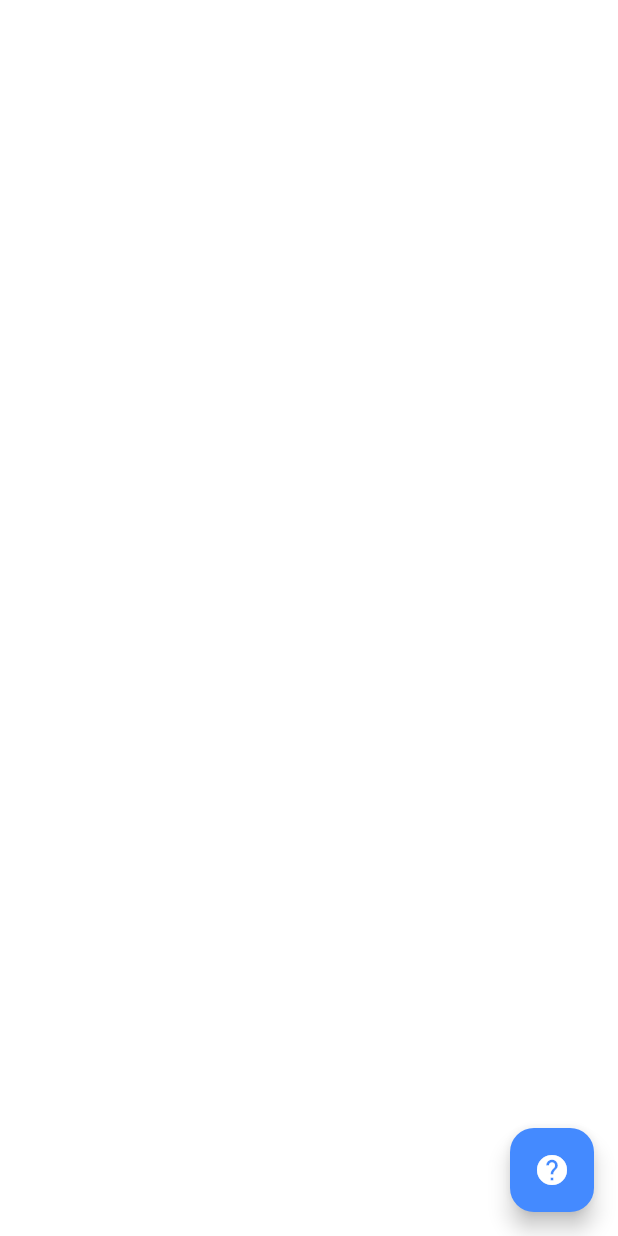
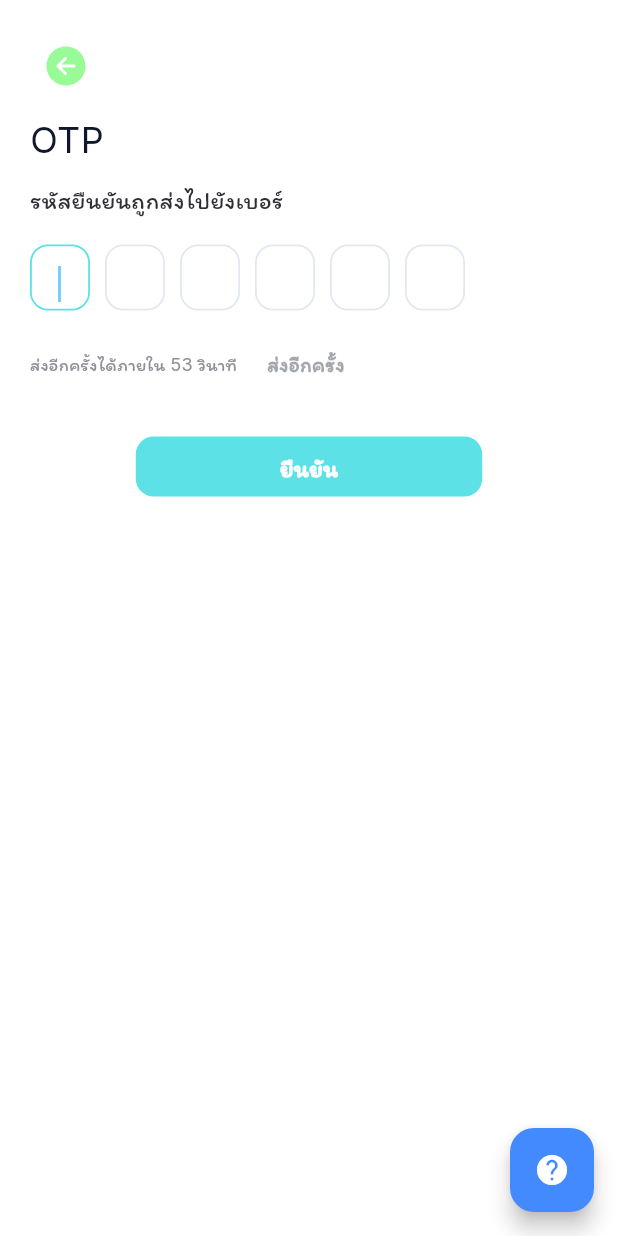
Before and after one commit to Fujipp/chat2date-mobile-app, a Flutter app: the screen it shows after launch, on a phone screen of 412 x 824 dp. Run offline on Flutter 3.47's test engine with Material 3 defaults, Android fonts, the phone set to English and light mode, and no system bars; our stand-ins replace flutter_svg, go_router, image_picker, percent_indicator, sliding_up_panel; project files that could hold a hidden picture were left out.

Commit message:
feat(mobile): Register (OTP - Frontend - Backend)

```diff
--- /dev/null
+++ b/frontend-mobile/chat2date/lib/config/backend_base.dart
@@ -0,0 +1,22 @@
+// lib/config/backend_base.dart
+import 'dart:io' show Platform;
+import 'package:flutter/foundation.dart' show kIsWeb;
+
+class ApiBase {
+  // อนุญาต override จาก --dart-define=API_BASE=http://...
+  static const String _defined = String.fromEnvironment(
+    'API_BASE',
+    defaultValue: 'http://192.168.1.34:8080',
+  );
+
+  static String get baseUrl {
+    if (_defined.isNotEmpty) return _defined;
+
+    if (kIsWeb) return 'http://127.0.0.1:8080'; // web dev
+    if (Platform.isAndroid) return 'http://10.0.2.2:8080'; // Android emulator
+    if (Platform.isIOS) return 'http://127.0.0.1:8080'; // iOS simulator
+
+    // เครื่องจริง (ตั้งค่าตามแลนของ Dev ทีหลัง)
+    return 'http://192.168.1.34:8080';
+  }
+}
--- a/frontend-mobile/chat2date/lib/main.dart
+++ b/frontend-mobile/chat2date/lib/main.dart
@@ -2,6 +2,8 @@ import 'package:chat2date/theme/app_theme.dart';
 import 'package:flutter/material.dart';
 
 import 'screens/index.dart';
+
+final GlobalKey<NavigatorState> rootNavigatorKey = GlobalKey<NavigatorState>();
 
 void main() {
   runApp(MyApp());
@@ -19,10 +21,10 @@ class MyApp extends StatelessWidget {
       theme: buildLightTheme(),
       navigatorKey: navigatorKey,
       initialRoute:
-          '/test', //เวลาโค้ดเปลี่ยนเป็น path ตัวเองเอาไว้แสดงหน้าของตัวเองเด้อ
+          '/otp', //เวลาโค้ดเปลี่ยนเป็น path ตัวเองเอาไว้แสดงหน้าของตัวเองเด้อ
       routes: {
         //Test
-        '/splash': (context) => const ComponentTestScreen(),
+        '/test': (context) => const ComponentTestScreen(),
 
         //Amp
         '/profileSetup': (context) => const ProfileSetupScreen(),
--- /dev/null
+++ b/frontend-mobile/chat2date/lib/screens/auth/otp_page.dart
@@ -0,0 +1,305 @@
+import 'dart:async';
+import 'package:flutter/material.dart';
+import 'package:flutter/services.dart';
+import 'package:flutter_svg/flutter_svg.dart';
+import 'package:chat2date/components/buttons/index.dart';
+import 'package:chat2date/services/backend_otp_service.dart';
+
+class OtpPage extends StatefulWidget {
+  const OtpPage({super.key});
+
+  @override
+  State<OtpPage> createState() => _OtpPageState();
+}
+
+class _OtpPageState extends State<OtpPage> {
+  final int _length = 6;
+  late List<TextEditingController> _ctls;
+  late List<FocusNode> _nodes;
+
+  String _phone = '';
+  String _token = '';
+  int _seconds = 60;
+  Timer? _timer;
+  bool _verifying = false;
+  bool _resending = false;
+
+  @override
+  void initState() {
+    super.initState();
+    _ctls = List.generate(_length, (_) => TextEditingController());
+    _nodes = List.generate(_length, (_) => FocusNode());
+    WidgetsBinding.instance.addPostFrameCallback((_) {
+      final args = ModalRoute.of(context)?.settings.arguments;
+      if (args is Map) {
+        _phone = (args['phone'] ?? '') as String;
+        _token = (args['token'] ?? '') as String;
+      }
+      _startTimer();
+      if (_nodes.isNotEmpty) _nodes.first.requestFocus();
+      setState(() {});
+    });
+  }
+
+  @override
+  void dispose() {
+    _timer?.cancel();
+    for (final c in _ctls) c.dispose();
+    for (final f in _nodes) f.dispose();
+    super.dispose();
+  }
+
+  void _startTimer() {
+    _seconds = 60;
+    _timer?.cancel();
+    _timer = Timer.periodic(const Duration(seconds: 1), (t) {
+      if (!mounted) return t.cancel();
+      setState(() {
+        _seconds--;
+        if (_seconds <= 0) {
+          _seconds = 0;
+          t.cancel();
+        }
+      });
+    });
+  }
+
+  String _code() => _ctls.map((c) => c.text).join();
+
+  void _onChanged(int index, String value) {
+    if (value.length > 1) {
+      // paste ทั้งก้อน
+      final digits = value.replaceAll(RegExp(r'\D'), '').split('');
+      for (var i = 0; i < _length && i < digits.length; i++) {
+        _ctls[i].text = digits[i];
+      }
+      final target = (digits.length >= _length) ? _length - 1 : digits.length;
+      if (target < _nodes.length) _nodes[target].requestFocus();
+      setState(() {});
+      return;
+    }
+    if (value.isNotEmpty && index < _length - 1) {
+      _nodes[index + 1].requestFocus();
+    } else if (value.isEmpty && index > 0) {
+      _nodes[index - 1].requestFocus();
+    }
+    setState(() {});
+  }
+
+  Future<void> _verify() async {
+    final code = _code();
+    if (code.length != _length) {
+      ScaffoldMessenger.of(context).showSnackBar(
+        const SnackBar(content: Text('กรุณากรอก OTP ให้ครบ 6 หลัก')),
+      );
+      return;
+    }
+    setState(() => _verifying = true);
+    try {
+      final ok = await BackendOtpService.validateOtp(token: _token, code: code);
+      if (!mounted) return;
+      if (ok) {
+        Navigator.pushReplacementNamed(context, '/idcard-scan');
+      } else {
+        ScaffoldMessenger.of(context).showSnackBar(
+          const SnackBar(content: Text('รหัสไม่ถูกต้อง กรุณาลองใหม่')),
+        );
+      }
+    } catch (e) {
+      if (!mounted) return;
+      ScaffoldMessenger.of(
+        context,
+      ).showSnackBar(SnackBar(content: Text('ยืนยันไม่สำเร็จ: $e')));
+    } finally {
+      if (mounted) setState(() => _verifying = false);
+    }
+  }
+
+  Future<void> _resend() async {
+    if (_seconds > 0 || _resending) return;
+    setState(() => _resending = true);
+    try {
+      final newToken = await BackendOtpService.sendOtp(_phone);
+      if (!mounted) return;
+      _token = newToken;
+      _startTimer();
+      ScaffoldMessenger.of(
+        context,
+      ).showSnackBar(const SnackBar(content: Text('ส่ง OTP ใหม่แล้ว')));
+    } catch (e) {
+      if (!mounted) return;
+      ScaffoldMessenger.of(
+        context,
+      ).showSnackBar(SnackBar(content: Text('ส่งใหม่ไม่สำเร็จ: $e')));
+    } finally {
+      if (mounted) setState(() => _resending = false);
+    }
+  }
+
+  String _maskPhone(String p) {
+    if (p.length != 10) return p;
+    return '${p.substring(0, 3)}-xxx-xx${p.substring(8)}';
+    // ตัวอย่าง: 081-xxx-xx89
+  }
+
+  @override
+  Widget build(BuildContext context) {
+    final masked = _maskPhone(_phone);
+
+    // แตะพื้นหลังเพื่อซ่อนคีย์บอร์ด
+    return GestureDetector(
+      onTap: () => FocusScope.of(context).unfocus(),
+      child: Scaffold(
+        backgroundColor: Colors.white,
+        resizeToAvoidBottomInset: true,
+        body: SafeArea(
+          child: SingleChildScrollView(
+            padding: EdgeInsets.only(
+              left: 20,
+              right: 20,
+              top: 20,
+              bottom: MediaQuery.of(context).viewInsets.bottom + 20,
+            ),
+            child: Column(
+              mainAxisSize: MainAxisSize.min,
+              crossAxisAlignment: CrossAxisAlignment.start,
+              children: [
+                // ปุ่มย้อนกลับ -> /phone
+                IconButton(
+                  splashRadius: 26,
+                  onPressed: () =>
+                      Navigator.pushReplacementNamed(context, '/phone'),
+                  icon: SvgPicture.asset(
+                    'assets/icons/icon_arrow-back-circle.svg',
+                    width: 32,
+                    height: 32,
+                  ),
+                ),
+
+                const SizedBox(height: 8),
+
+                // หัวข้อ
+                const Text(
+                  'OTP',
+                  style: TextStyle(
+                    color: Color(0xFF0F172A),
+                    fontSize: 24,
+                    fontFamily: 'Inter',
+                    fontWeight: FontWeight.w400,
+                  ),
+                ),
+                const SizedBox(height: 12),
+
+                // คำอธิบาย/เบอร์
+                Text(
+                  'รหัสยืนยันถูกส่งไปยังเบอร์ $masked',
+                  style: const TextStyle(
+                    color: Color(0xFF2E3036),
+                    fontSize: 16,
+                    fontFamily: 'Inter',
+                    fontWeight: FontWeight.w400,
+                  ),
+                ),
+                const SizedBox(height: 16),
+
+                // กล่อง OTP 6 ช่อง (คงเส้นขอบของช่องไว้, ตัดเฉพาะกรอบนอกหน้า)
+                SizedBox(
+                  width: 290,
+                  height: 48,
+                  child: Row(
+                    mainAxisAlignment: MainAxisAlignment.center,
+                    children: List.generate(_length, (i) {
+                      return Padding(
+                        padding: EdgeInsets.only(
+                          right: i == _length - 1 ? 0 : 10,
+                        ),
+                        child: SizedBox(
+                          width: 40,
+                          height: 44,
+                          child: TextField(
+                            controller: _ctls[i],
+                            focusNode: _nodes[i],
+                            textAlign: TextAlign.center,
+                            maxLength: 1,
+                            keyboardType: TextInputType.number,
+                            inputFormatters: [
+                              FilteringTextInputFormatter.digitsOnly,
+                            ],
+                            decoration: InputDecoration(
+                              counterText: '',
+                              filled: true,
+                              fillColor: Colors.white,
+                              enabledBorder: OutlineInputBorder(
+                                borderRadius: BorderRadius.circular(12),
+                                borderSide: const BorderSide(
+                                  width: 1.2,
+                                  color: Color(0xFFE2E8F0),
+                                ),
+                              ),
+                              focusedBorder: OutlineInputBorder(
+                                borderRadius: BorderRadius.circular(12),
+                                borderSide: const BorderSide(
+                                  width: 1.2,
+                                  color: Color(0xFF5CE1E6),
+                                ),
+                              ),
+                            ),
+                            onChanged: (v) => _onChanged(i, v),
+                          ),
+                        ),
+                      );
+                    }),
+                  ),
+                ),
+
+                const SizedBox(height: 10),
+
+                // นับถอยหลัง + ส่งอีกครั้ง
+                Row(
+                  children: [
+                    Text(
+                      _seconds > 0
+                          ? 'ส่งอีกครั้งได้ภายใน $_seconds วินาที'
+                          : 'ไม่ได้รับรหัส?',
+                      style: const TextStyle(
+                        color: Color(0xFF8F9098),
+                        fontSize: 12,
+                        fontFamily: 'Inter',
+                        fontWeight: FontWeight.w400,
+                        height: 1.4,
+                        letterSpacing: 0.15,
+                      ),
+                    ),
+                    const SizedBox(width: 8),
+                    TextButton(
+                      onPressed: (_seconds == 0 && !_resending)
+                          ? _resend
+                          : null,
+                      child: Text(_resending ? 'กำลังส่ง...' : 'ส่งอีกครั้ง'),
+                    ),
+                  ],
+                ),
+
+                const SizedBox(height: 24),
+
+                // ปุ่มยืนยัน
+                Center(
+                  child: SizedBox(
+                    width: 231,
+                    height: 40,
+                    child: DsButton(
+                      label: _verifying ? 'กำลังยืนยัน...' : 'ยืนยัน',
+                      size: DsButtonSize.md,
+                      variant: DsButtonVariant.primary,
+                      onPressed: _verifying ? null : _verify,
+                    ),
+                  ),
+                ),
+              ],
+            ),
+          ),
+        ),
+      ),
+    );
+  }
+}
--- a/frontend-mobile/chat2date/lib/screens/index.dart
+++ b/frontend-mobile/chat2date/lib/screens/index.dart
@@ -8,3 +8,5 @@ export 'profile/user_picture_screen.dart';
 export 'splash/splash_page.dart';
 export 'home/home_login_page.dart';
 export 'auth/policy_page.dart';
+export 'auth/otp_page.dart';
+export 'auth/phone_page.dart';
--- /dev/null
+++ b/frontend-mobile/chat2date/lib/services/backend_otp_service.dart
@@ -0,0 +1,36 @@
+import 'dart:convert';
+import 'package:http/http.dart' as http;
+import 'package:chat2date/config/backend_base.dart'; // << เพิ่มบรรทัดนี้
+
+class BackendOtpService {
+  static String get _base => ApiBase.baseUrl; // << ใช้จากไฟล์ใหม่
+  static const _headers = {'Content-Type': 'application/json'};
+  static const _timeout = Duration(seconds: 15);
+
+  static Future<String> sendOtp(String phone08) async {
+    final uri = Uri.parse('$_base/api/otp/send');
+    final res = await http
+        .post(uri, headers: _headers, body: jsonEncode({'phone': phone08}))
+        .timeout(_timeout);
+    if (res.statusCode != 200) throw 'HTTP ${res.statusCode}: ${res.body}';
+    final token = (jsonDecode(res.body)['token'] ?? '') as String;
+    if (token.isEmpty) throw 'No token from backend';
+    return token;
+  }
+
+  static Future<bool> validateOtp({
+    required String token,
+    required String code,
+  }) async {
+    final uri = Uri.parse('$_base/api/otp/validate');
+    final res = await http
+        .post(
+          uri,
+          headers: _headers,
+          body: jsonEncode({'token': token, 'otp_code': code}),
+        )
+        .timeout(_timeout);
+    if (res.statusCode != 200) return false;
+    return (jsonDecode(res.body)['valid'] == true);
+  }
+}
```
Also changed, not shown: frontend-mobile/chat2date/lib/screens/auth/phone_page.dart (+195 -0 lines), frontend-mobile/chat2date/lib/secrets/smsmkt_keys.dart (added, +7 -0 lines), frontend-mobile/chat2date/assets/icons/icon_arrow-back-circle.svg (added), 8 other files.
